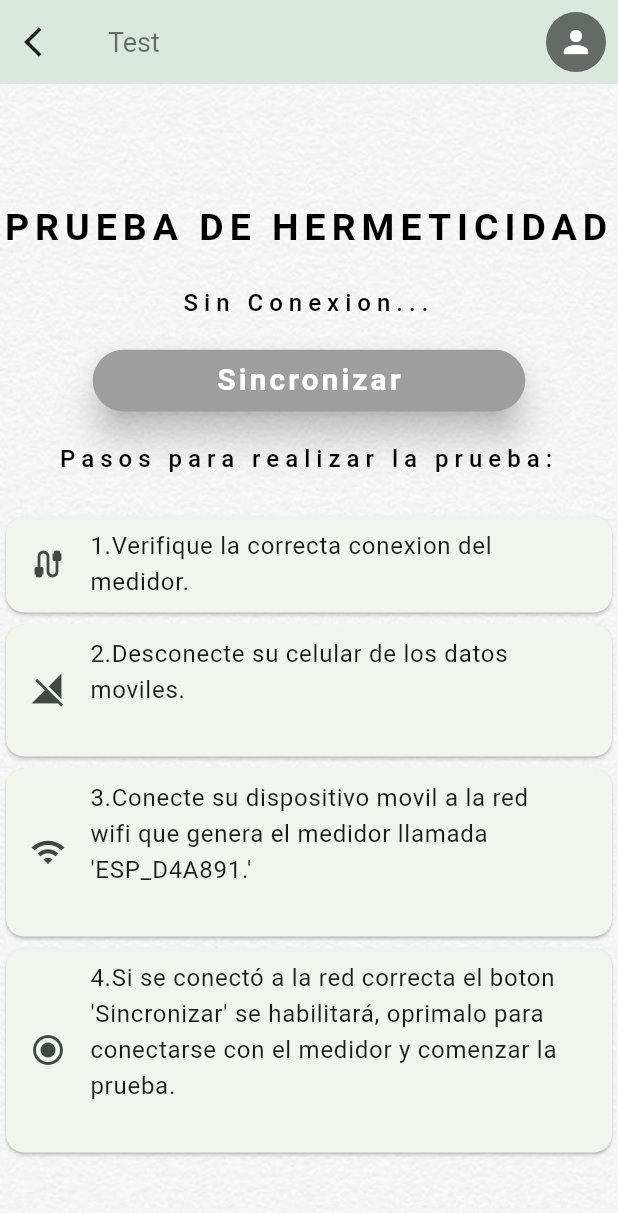
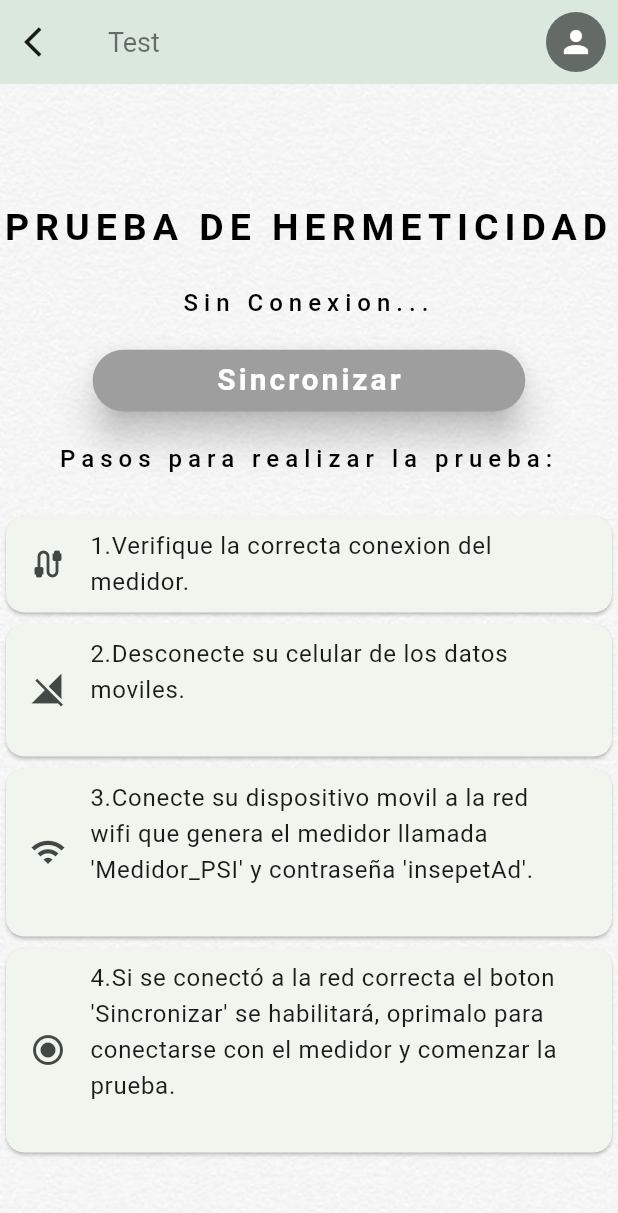
Before and after one commit to IngAndresRincon/HermeticidadAPP, a Flutter app: the TestPage screen opened by its route, on a phone screen of 412 x 824 dp. Shown: the top 1213 px of the screen. Run offline on Flutter 3.47's test engine with Material 2 defaults, Android fonts, the phone set to English and light mode, and no system bars; our stand-ins replace fluttertoast, syncfusion_flutter_charts.

Commit message:
Nuevo ssid y password red medidor

```diff
--- a/lib/Page/testPage.dart
+++ b/lib/Page/testPage.dart
@@ -39,7 +39,7 @@ class _TestPageState extends State<TestPage> {
   String paso1 = "1.Verifique la correcta conexion del medidor.";
   String paso2 = "2.Desconecte su celular de los datos moviles.\n";
   String paso3 =
-      "3.Conecte su dispositivo movil a la red wifi que genera el medidor llamada 'ESP_D4A891.'\n";
+      "3.Conecte su dispositivo movil a la red wifi que genera el medidor llamada 'Medidor_PSI' y contraseña 'insepetAd'.\n";
   String paso4 =
       "4.Si se conectó a la red correcta el boton 'Sincronizar' se habilitará, oprimalo para conectarse con el medidor y comenzar la prueba.\n";
   @override
```
